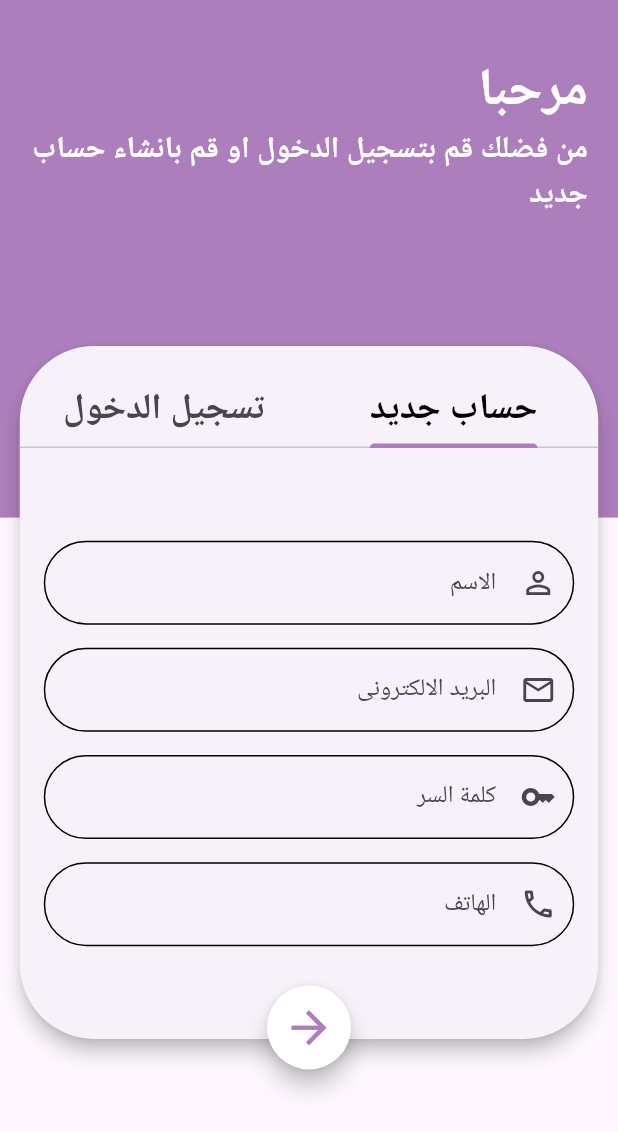
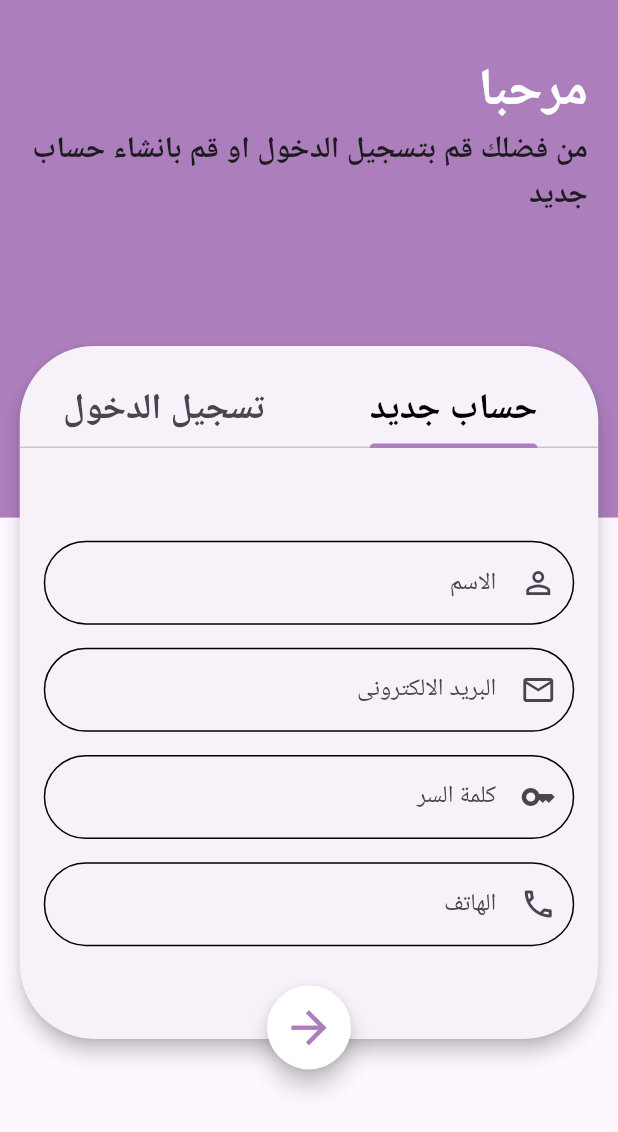
Before and after one commit to engkemo1/medical_support, a Flutter app: the screen it shows after launch, after a tap on "ابداء الان", on a phone screen of 412 x 824 dp. Shown: the top 1132 px of the screen. Run offline on Flutter 3.47's test engine with Material 3 defaults, Android fonts, the phone set to English and light mode, and no system bars; our stand-ins replace device_preview, dio, easy_splash_screen, flutter_screenutil, shared_preferences.

Commit message:
Refactor text styles in styles.dart, add new color variant for textStyle20, and add new textStyle24ColorWhite. Add new backgroundLogo asset in assets.dart. Add new route kLogoView in app_router.dart.

```diff
--- a/lib/core/utils/app_router.dart
+++ b/lib/core/utils/app_router.dart
@@ -1,12 +1,14 @@
 import 'package:flutter/material.dart';
 import 'package:medical_support/features/home/presentation/views/home_view.dart';
 import 'package:medical_support/features/logIn/presentation/views/log_in_view.dart';
+import 'package:medical_support/features/logIn/presentation/views/logo_view.dart';
 import 'package:medical_support/features/onBoarding/presentation/view/on_boarding_view.dart';
 import 'package:medical_support/features/splash/presentation/view/splash_view.dart';
 
 abstract class AppRouter {
   static const kSplash = '/';
   static const kOnBoarding = '/onBoarding';
+  static const kLogoView = '/kLogoView';
   static const kLogInView = '/login';
   static const kHomeView = '/home';
 
@@ -20,6 +22,10 @@ abstract class AppRouter {
       case kOnBoarding:
         return MaterialPageRoute(builder: (context) {
           return const OnBoardingView(); //replace this Scaffold with a on boarding Screen
+        });
+      case kLogoView:
+        return MaterialPageRoute(builder: (context) {
+          return const LogoView(); //replace this Scaffold with a on boarding Screen
         });
 
       case kLogInView:
--- a/lib/core/utils/assets.dart
+++ b/lib/core/utils/assets.dart
@@ -1,6 +1,7 @@
 abstract class Assets {
   static const String logo = "assets/images/logo.png";
   static const String onBoarding = "assets/images/onboarding.png";
+  static const String backgroundLogo = "assets/images/backgroundLogo.jpeg";
 
 
 }
--- a/lib/core/utils/styles.dart
+++ b/lib/core/utils/styles.dart
@@ -15,15 +15,25 @@ abstract class Styles {
     fontWeight: FontWeight.w600,
   );
 
-  static const textStyle20 = TextStyle(
+  static const textStyle20ColorWhite  = TextStyle(
     fontSize: 20,
     color: Colors.white,
     fontWeight: FontWeight.bold,
   );
+  static const textStyle20  = TextStyle(
+    fontSize: 20,
+    fontWeight: FontWeight.bold,
+  );
 
+  static const textStyle24ColorWhite = TextStyle(
+    fontSize: 24,
+    fontWeight: FontWeight.w600,
+    color: Colors.white,
+  );
   static const textStyle24 = TextStyle(
     fontSize: 24,
     fontWeight: FontWeight.w600,
+
   );
 
   static const textStyle26 = TextStyle(
```
